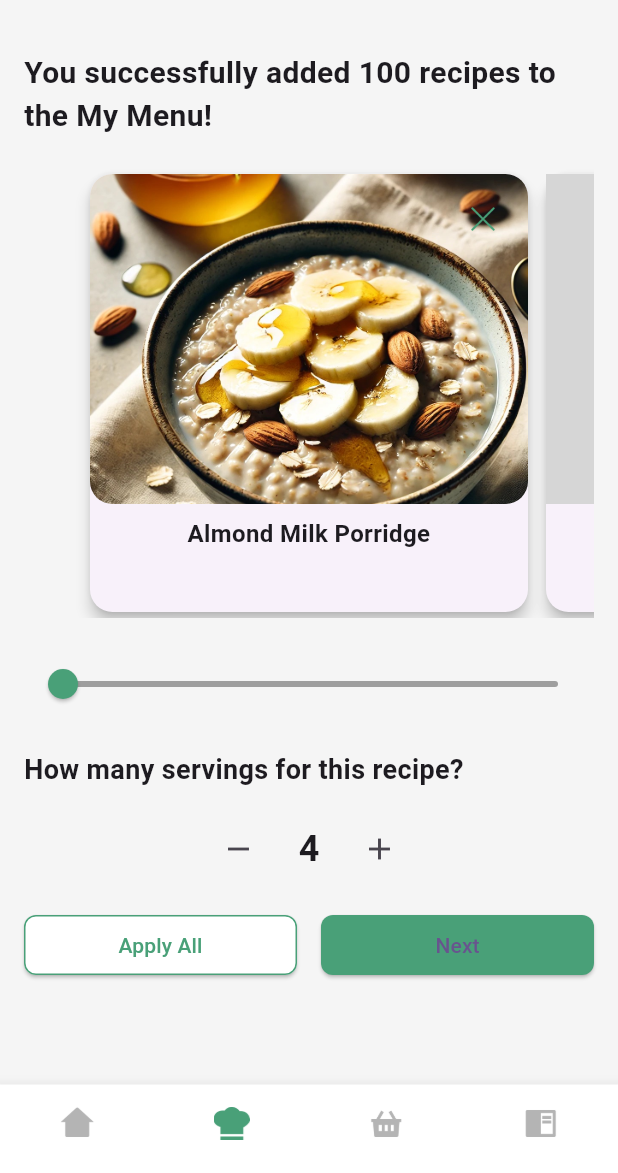
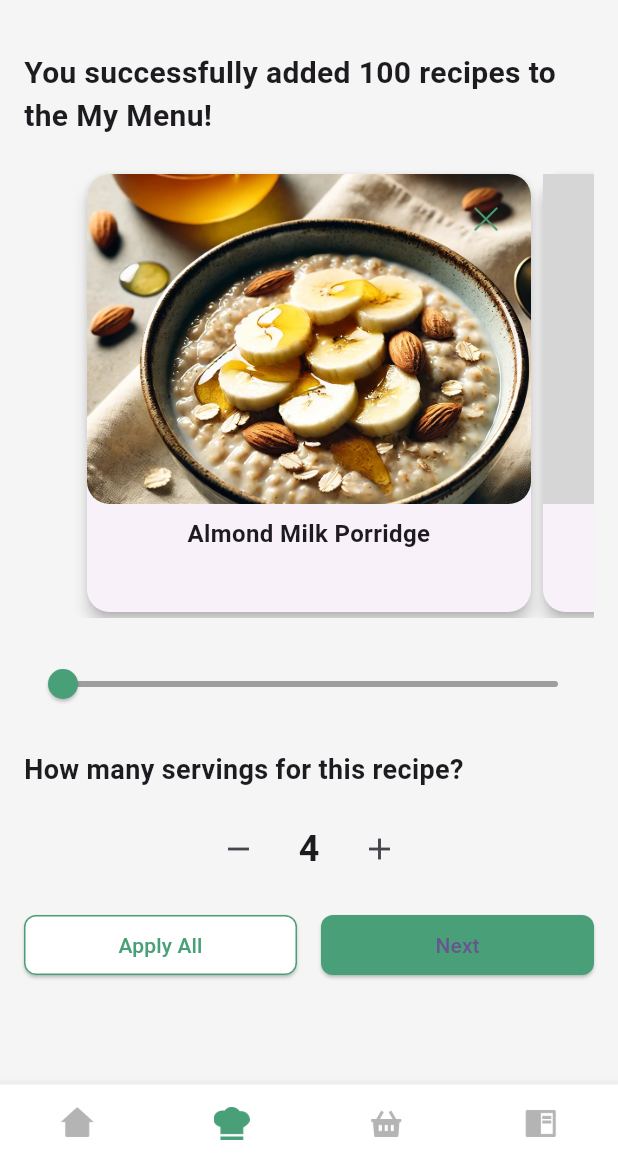
Before and after one commit to aadityayadav17/binarybandits, a Flutter app: the RecipeOverviewScreen screen opened directly, on a phone screen of 412 x 824 dp, the part 63-1236 px from its top. Run offline on Flutter 3.47's test engine with Material 3 defaults, Android fonts, the phone set to English and light mode, and no system bars; our stand-ins replace country_code_picker, dropdown_button2, firebase_core, google_fonts; accounts and stored records are empty; grey boxes are pictures that could not be loaded.

Commit message:
Recipe Overview (15/n) - Adjacent Recipe 2

```diff
--- a/lib/screens/recipe_overview_screen.dart
+++ b/lib/screens/recipe_overview_screen.dart
@@ -95,18 +95,11 @@ class _RecipeOverviewScreenState extends State<RecipeOverviewScreen> {
                           return AnimatedBuilder(
                             animation: _pageController!,
                             builder: (context, child) {
-                              double value = 1.0;
-                              if (_pageController!.position.haveDimensions) {
-                                value = _pageController!.page! - index;
-                                value =
-                                    (1 - (value.abs() * 0.3)).clamp(0.0, 1.0);
-                              }
                               return Center(
                                 child: SizedBox(
-                                  height:
-                                      Curves.easeInOut.transform(value) * 300,
-                                  width:
-                                      Curves.easeInOut.transform(value) * 300,
+                                  height: 300,
+                                  width: MediaQuery.of(context).size.width *
+                                      0.8, // 80% of screen width
                                   child: child,
                                 ),
                               );
@@ -126,7 +119,8 @@ class _RecipeOverviewScreenState extends State<RecipeOverviewScreen> {
                                           recipe.image,
                                           fit: BoxFit.cover,
                                           width: double.infinity,
-                                          height: 220, // Reduced height
+                                          height:
+                                              220, // Maintained reduced height
                                         ),
                                       ),
                                       const SizedBox(height: 8),
@@ -137,7 +131,8 @@ class _RecipeOverviewScreenState extends State<RecipeOverviewScreen> {
                                           recipe.name,
                                           textAlign: TextAlign.center,
                                           style: const TextStyle(
-                                            fontSize: 16, // Reduced font size
+                                            fontSize:
+                                                16, // Maintained reduced font size
                                             fontWeight: FontWeight.bold,
                                           ),
                                         ),
```
